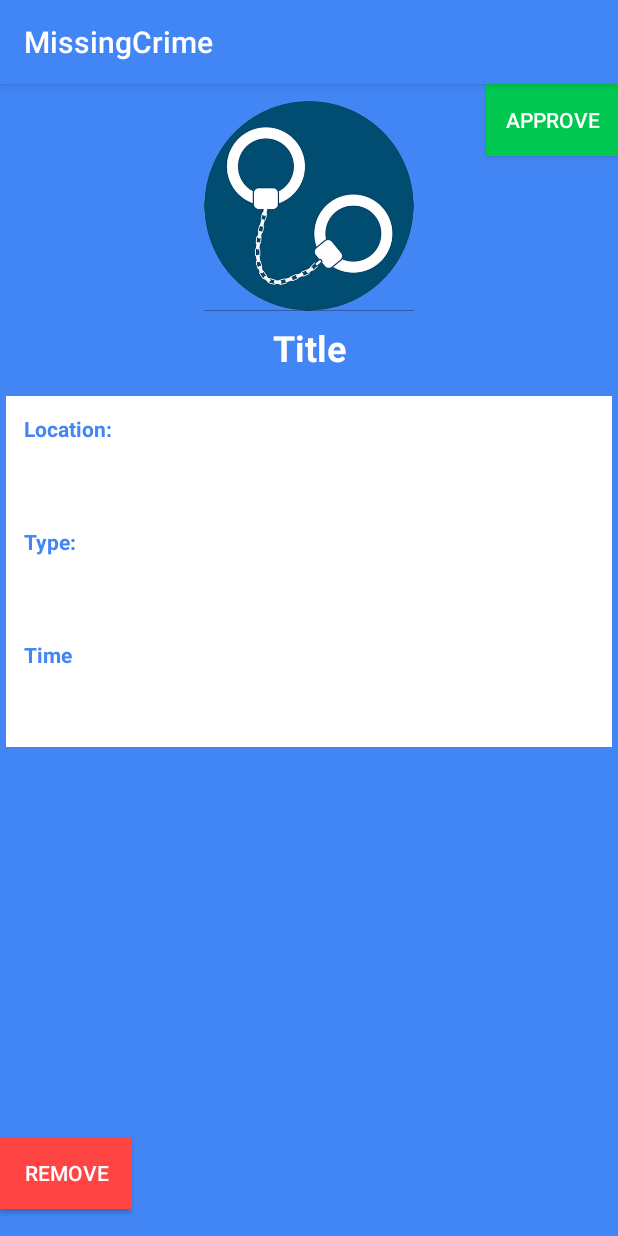
After one commit to rajhaq/Android-Firebase-Crime-Report-Missing-person-Alart, an Android app: the ApproveViewActivity screen opened directly, with no data from a screen before it, on a phone screen of 412 x 824 dp. The commit adds this screen. Run offline under Robolectric (Android 15) with nearby library versions, the phone set to English and light mode, and no system bars; our stand-ins replace Firebase (no records; nobody signed in at launch, a user with empty details on screens opened directly), Picasso; 1 statement that could not run was skipped.

Commit message:
approve added

```diff
--- a/app/build.gradle
+++ b/app/build.gradle
@@ -36,5 +36,6 @@ dependencies {
     implementation 'com.miguelcatalan:materialsearchview:1.4.0'
     implementation 'com.android.support:cardview-v7:27.1.1'
     implementation 'com.android.support:mediarouter-v7:27.1.1'
+    implementation 'com.android.support:gridlayout-v7:27.1.1'
 }
 apply plugin: 'com.google.gms.google-services'
--- a/app/src/main/AndroidManifest.xml
+++ b/app/src/main/AndroidManifest.xml
@@ -55,7 +55,10 @@
             android:label="@string/title_activity_maps" />
         <activity android:name=".AddReportActivity" />
         <activity android:name=".ReportsActivity" />
-        <activity android:name=".ReportViewActivity"></activity>
+        <activity android:name=".ReportViewActivity" />
+        <activity android:name=".ApproveActivity" />
+        <activity android:name=".MyReportActivity" />
+        <activity android:name=".ApproveViewActivity"></activity>
     </application>
 
 </manifest>
--- /dev/null
+++ b/app/src/main/java/com/example/crime/missingcrime/ApproveViewActivity.java
@@ -0,0 +1,98 @@
+package com.example.crime.missingcrime;
+
+import android.content.Intent;
+import android.support.v7.app.AppCompatActivity;
+import android.os.Bundle;
+import android.widget.Button;
+import android.widget.ImageView;
+import android.widget.NumberPicker;
+import android.widget.TextView;
+
+import com.example.crime.missingcrime.Model.ReportModel;
+import com.google.firebase.auth.FirebaseAuth;
+import com.google.firebase.auth.FirebaseUser;
+import com.google.firebase.database.DataSnapshot;
+import com.google.firebase.database.DatabaseError;
+import com.google.firebase.database.DatabaseReference;
+import com.google.firebase.database.FirebaseDatabase;
+import com.google.firebase.database.ValueEventListener;
+import com.squareup.picasso.Picasso;
+
+public class ApproveViewActivity extends AppCompatActivity {
+    private static final String MY_PERMISSIONS_REQUEST_READ_CONTACTS =null;
+    NumberPicker singleNumber,dualNumber,dulexNumber;
+    public ReportModel reportModel;
+    Button booking;
+    public TextView title, location,type, time;
+    public ImageView logo;
+    public FirebaseDatabase database;
+    public FirebaseAuth mAuth;
+    private FirebaseUser user;
+
+    public static String profileId;
+    public static String hotelID;
+    public static String profileMail;
+
+    @Override
+    protected void onCreate(Bundle savedInstanceState) {
+        super.onCreate(savedInstanceState);
+        setContentView(R.layout.activity_approve_view);
+        textview();
+        Intent intent = getIntent();
+        Bundle extras = intent.getExtras();
+        String tmp = extras.getString("id");
+        mAuth = FirebaseAuth.getInstance();
+        user = mAuth.getCurrentUser();
+        profileId = user.getUid();
+        profileMail = user.getEmail();
+        database = FirebaseDatabase.getInstance();
+        DatabaseReference deleteDB = database.getReference().child("reports").child(tmp);
+        final ImageView profilePicture = (ImageView) findViewById(R.id.imageViewPro);
+        reportModel = new ReportModel();
+        reportModel.setUser_id(tmp);
+/*        name.setText(userModel.getFirstName());
+        status.setText(userModel.getStatus());
+        email.setText(userModel.getEmail());*/
+        deleteDB.addValueEventListener(new ValueEventListener() {
+            @Override
+            public void onDataChange(DataSnapshot dataSnapshot) {
+                if (dataSnapshot.exists()) {
+                    dataSnapshot.getValue();
+                    reportModel = dataSnapshot.getValue(ReportModel.class);
+                    hotelID=reportModel.getId();
+                    title.setText(reportModel.getTitle());
+                    type.setText(reportModel.getType());
+                    time.setText(reportModel.getTime());
+                    location.setText(reportModel.getLocation());
+                    Picasso.with(getApplicationContext())
+                            .load(reportModel.getImage())
+                            .resize(500, 300)
+                            .centerCrop()
+                            .into(profilePicture);
+                }
+
+            }
+
+            @Override
+            public void onCancelled(DatabaseError databaseError) {
+
+            }
+                /*
+                Map<String,String> map=dataSnapshot.getValue(Map.class);
+
+                name.setText(map.get("firstName"));
+                status.setText(map.get("status"));
+                email.setText(map.get("email"));
+*/
+
+
+        });
+
+    }
+    public void textview() {
+        title = (TextView) findViewById(R.id.textViewHVT);
+        type = (TextView) findViewById(R.id.textViewType);
+        location = (TextView) findViewById(R.id.textViewLocation);
+        time = (TextView) findViewById(R.id.textViewTime);
+    }
+}
--- a/app/src/main/java/com/example/crime/missingcrime/MainActivity.java
+++ b/app/src/main/java/com/example/crime/missingcrime/MainActivity.java
@@ -85,6 +85,10 @@ public class MainActivity extends AppCompatActivity {
                 Intent intentReportList = new Intent(this, ReportsActivity.class);
                 startActivity(intentReportList);
                 break;
+                case R.id.menu_approve:
+                Intent intentApprove = new Intent(this, ApproveActivity.class);
+                startActivity(intentApprove);
+                break;
 
             case R.id.menu_logout:
                 if(isServicesOK()){
--- /dev/null
+++ b/app/src/main/res/layout/activity_approve_view.xml
@@ -0,0 +1,134 @@
+<?xml version="1.0" encoding="utf-8"?>
+<RelativeLayout xmlns:android="http://schemas.android.com/apk/res/android"
+    xmlns:app="http://schemas.android.com/apk/res-auto"
+    xmlns:tools="http://schemas.android.com/tools"
+    android:layout_width="match_parent"
+    android:layout_height="match_parent"
+    android:background="@color/colorPrimary"
+    tools:context=".ApproveViewActivity">
+
+    <ScrollView
+        android:layout_width="match_parent"
+        android:layout_height="match_parent"
+        android:layout_alignParentStart="true"
+        android:layout_alignParentTop="true">
+
+        <LinearLayout
+            android:layout_width="match_parent"
+            android:layout_height="wrap_content"
+            android:orientation="vertical"
+            android:weightSum="1">
+
+            <ImageView
+                android:id="@+id/imageViewPro"
+                android:layout_width="match_parent"
+                android:layout_height="140dp"
+                android:layout_alignParentEnd="true"
+                android:layout_alignParentLeft="true"
+                android:layout_alignParentRight="true"
+                android:layout_alignParentStart="true"
+                android:layout_alignParentTop="true"
+                android:layout_marginTop="11dp"
+                android:layout_weight="0.88"
+                app:srcCompat="@drawable/crime" />
+
+            <TextView
+                android:id="@+id/textViewHVT"
+                android:layout_width="match_parent"
+                android:layout_height="wrap_content"
+                android:padding="8dp"
+                android:text="Title"
+                android:textAlignment="center"
+                android:textColor="@color/colorWhite"
+                android:textSize="24sp"
+                android:textStyle="bold" />
+
+            <LinearLayout
+                android:layout_width="match_parent"
+                android:layout_height="match_parent"
+                android:layout_marginBottom="4dp"
+                android:layout_marginLeft="4dp"
+                android:layout_marginRight="4dp"
+                android:layout_marginTop="8dp"
+                android:layout_weight="0.88"
+                android:background="@color/colorWhite"
+                android:orientation="vertical"
+
+                android:padding="4dp">
+
+                <TextView
+                    android:id="@+id/textViewave"
+                    android:layout_width="match_parent"
+                    android:layout_height="wrap_content"
+                    android:padding="8dp"
+                    android:text="Location:"
+                    android:textColor="@color/colorPrimary"
+                    android:textStyle="bold" />
+
+                <TextView
+                    android:id="@+id/textViewLocation"
+                    android:layout_width="match_parent"
+                    android:layout_height="40dp"
+                    android:layout_weight="2.85"
+                    android:padding="8dp"
+                    android:textColor="@color/colorPrimary" />
+
+                <TextView
+                    android:id="@+id/textViewloc"
+                    android:layout_width="match_parent"
+                    android:layout_height="wrap_content"
+                    android:padding="8dp"
+                    android:text="Type:"
+                    android:textColor="@color/colorPrimary"
+                    android:textStyle="bold" />
+
+                <TextView
+                    android:id="@+id/textViewType"
+                    android:layout_width="match_parent"
+                    android:layout_height="40dp"
+                    android:padding="8dp"
+                    android:textColor="@color/colorPrimary" />
+
+                <TextView
+                    android:id="@+id/textViewrct"
+                    android:layout_width="match_parent"
+                    android:layout_height="match_parent"
+                    android:padding="8dp"
+                    android:text="Time"
+                    android:textColor="@color/colorPrimary"
+                    android:textStyle="bold" />
+
+                <TextView
+                    android:id="@+id/textViewTime"
+                    android:layout_width="match_parent"
+                    android:layout_height="40dp"
+                    android:padding="8dp"
+                    android:textColor="@color/colorPrimary" />
+
+            </LinearLayout>
+
+
+        </LinearLayout>
+    </ScrollView>
+
+    <Button
+        android:id="@+id/buttonRemove"
+        android:layout_width="wrap_content"
+        android:layout_height="wrap_content"
+        android:layout_alignParentBottom="true"
+        android:layout_alignParentStart="true"
+        android:background="@color/colorDanger"
+        android:textColor="@color/colorWhite"
+        android:layout_marginBottom="18dp"
+        android:text="Remove" />
+
+    <Button
+        android:id="@+id/buttonApprove"
+        android:layout_width="wrap_content"
+        android:layout_height="wrap_content"
+        android:background="@color/colorSuccess"
+        android:textColor="@color/colorWhite"
+        android:layout_alignParentEnd="true"
+        android:layout_alignTop="@+id/button2"
+        android:text="Approve" />
+</RelativeLayout>
--- a/app/src/main/res/menu/main_menu.xml
+++ b/app/src/main/res/menu/main_menu.xml
@@ -22,6 +22,9 @@
         android:id="@+id/menu_profile"
         android:title="Profile" />
     <item
+        android:id="@+id/menu_approve"
+        android:title="Approve List" />
+    <item
         android:id="@+id/menu_logout"
         android:title="Logout" />
 
```
Also changed, not shown: app/src/main/java/com/example/crime/missingcrime/AddReportActivity.java (+6 -3 lines), app/src/main/java/com/example/crime/missingcrime/ApproveActivity.java (added, +125 -0 lines), app/src/main/java/com/example/crime/missingcrime/Model/ReportModel.java (+11 -2 lines), app/src/main/java/com/example/crime/missingcrime/MyReportActivity.java (added, +13 -0 lines), app/src/main/res/layout/activity_add_report.xml (+3 -10 lines), app/src/main/res/layout/activity_approve.xml (added, +17 -0 lines), app/src/main/res/layout/activity_my_report_actvity.xml (added, +9 -0 lines), app/src/main/res/layout/approve_row.xml (added, +63 -0 lines).
